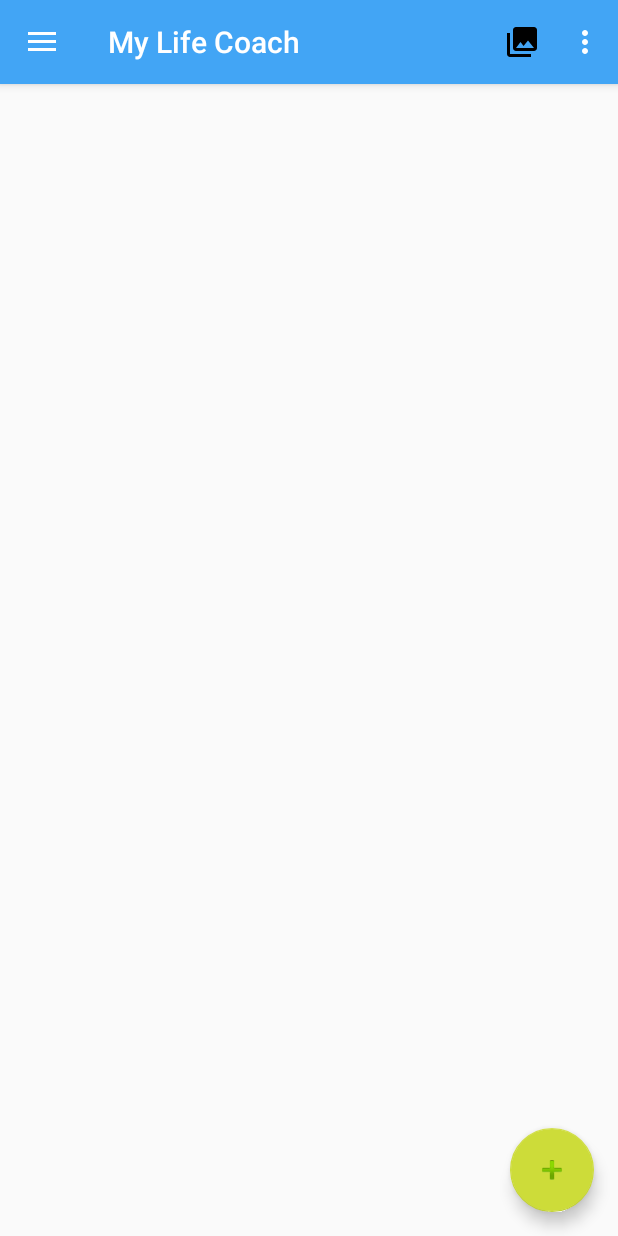
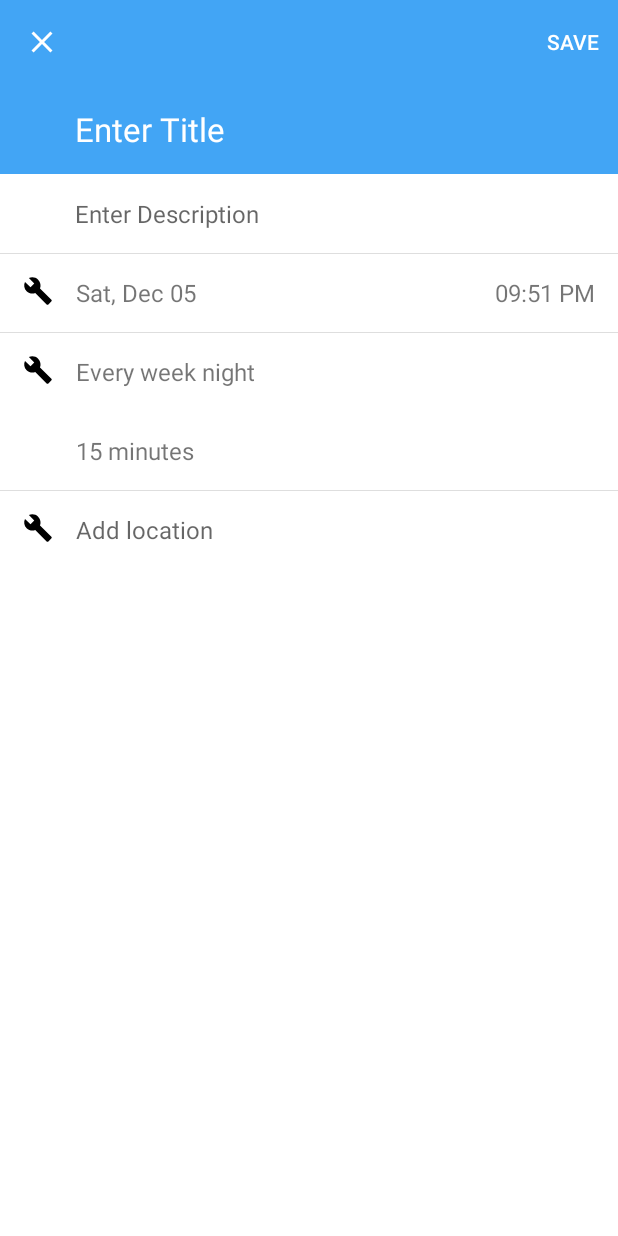
Before and after one commit to kriztho/mylifecoach, an Android app: the screen it shows after launch (MainActivity before the commit, EditGoalActivity after it), after a tap on an icon or button, on a phone screen of 412 x 824 dp. Run offline under Robolectric (Android 15) with nearby library versions, the phone set to English and light mode, and no system bars; our stand-ins replace Room's generated code; libraries missing offline, so code that uses them is left out: android.arch.persistence, com.prolificinteractive.materialcalendarview.

Commit message:
EDITGOAL: Added Activity to create new Goals. VALIDATION: Added validators to Edit Goal. Title is the only nonempty field.

```diff
--- a/app/src/main/AndroidManifest.xml
+++ b/app/src/main/AndroidManifest.xml
@@ -23,6 +23,9 @@
         <activity android:name=".ui.activities.GoalActivity"
             android:label="@string/activity_goal_label" />
 
+        <activity android:name=".ui.activities.EditGoalActivity"
+            android:label="" />
+
     </application>
 
 </manifest>
--- /dev/null
+++ b/app/src/main/java/com/cristhopper/mylifecoach/ui/activities/EditGoalActivity.kt
@@ -0,0 +1,209 @@
+package com.cristhopper.mylifecoach.ui.activities
+
+import android.app.Activity
+import android.app.DatePickerDialog
+import android.app.TimePickerDialog
+import android.os.Bundle
+import android.support.design.widget.Snackbar
+import android.support.v7.app.AppCompatActivity
+import android.view.Menu
+import android.view.MenuItem
+import com.cristhopper.mylifecoach.R
+import com.cristhopper.mylifecoach.data.domain.Goal
+import com.cristhopper.mylifecoach.utils.validation.EditTextPatternValidator
+import com.cristhopper.mylifecoach.utils.validation.EditTextValidator
+import kotlinx.android.synthetic.main.activity_edit_goal.*
+import org.joda.time.DateTime
+import org.joda.time.Period
+import org.joda.time.format.DateTimeFormat
+import org.joda.time.format.PeriodFormat
+import java.util.*
+
+class EditGoalActivity: AppCompatActivity() {
+
+    var mGoal: Goal? = null
+    val fmt = DateTimeFormat.forPattern(TIME_FORMAT)
+    val fmd = DateTimeFormat.forPattern(DATE_FORMAT)
+
+    companion object {
+        @JvmField
+        val KEY_GOAL: String = "key goal"
+
+        @JvmField
+        val DATE_FORMAT = "EEE, MMM dd"
+
+        @JvmField
+        val TIME_FORMAT = "hh:mm aa"
+    }
+
+    override fun onCreate(savedInstanceState: Bundle?) {
+        super.onCreate(savedInstanceState)
+        setContentView(R.layout.activity_edit_goal)
+
+        setupToolbar()
+
+        // Get the variable from the intent
+        mGoal = intent?.getParcelableExtra(KEY_GOAL)
+
+        // Setup UI
+        setupUI()
+
+        // Populate the UI
+        populate(mGoal)
+    }
+
+    override fun onCreateOptionsMenu(menu: Menu?): Boolean {
+
+        // Inflate the menu; this adds items to the action bar if it is present.
+        menuInflater.inflate(R.menu.activity_edit, menu)
+        return true
+    }
+
+    override fun onOptionsItemSelected(item: MenuItem?): Boolean {
+        // Handle action bar item clicks here. The action bar will
+        // automatically handle clicks on the Home/Up button, so long
+        // as you specify a parent activity in AndroidManifest.xml.
+        when (item?.itemId) {
+            R.id.save -> {
+                validate()
+                return true
+            }
+            else -> return super.onOptionsItemSelected(item)
+        }
+    }
+
+    fun setupToolbar() {
+        setSupportActionBar(toolbar)
+        toolbar.setNavigationOnClickListener {
+            onBackPressed()
+        }
+    }
+
+    fun setupUI() {
+
+        setupDatePicker()
+        setupTimePicker()
+    }
+
+    fun setupDatePicker() {
+
+        // Once set, this is what executes
+        val datePickerListener = DatePickerDialog.OnDateSetListener { _, year, month, dayOfMonth ->
+            val newDate = DateTime(year, month, dayOfMonth, 0 , 0, 0)
+            txt_startdate.setText(fmd.print(newDate))
+        }
+
+        // Set the dialog
+        txt_startdate.setOnClickListener { _ ->
+
+            // Either use today or the date set by the goal
+            var date = DateTime.now()
+            mGoal?.let {
+                date = it.getStartDate()
+            }
+
+            // Original values
+            val datePickerDialog = DatePickerDialog(
+                    this,
+                    R.style.DatePickerDialogTheme,
+                    datePickerListener,
+                    date.year,
+                    date.monthOfYear - 1,   //It starts on 0
+                    date.dayOfMonth
+            )
+
+            datePickerDialog.show()
+        }
+    }
+
+    fun setupTimePicker() {
+
+        // Once set, this is what executes
+        val timePickerListener = TimePickerDialog.OnTimeSetListener { _, hourOfDay, minute ->
+            val newDate = DateTime(1, 1, 1, hourOfDay , minute, 0)
+            txt_starttime.setText(fmt.print(newDate))
+        }
+
+        txt_starttime.setOnClickListener { _ ->
+
+            // Either use today or the date set by the goal
+            var date = DateTime.now()
+            mGoal?.let {
+                date = it.getStartDate()
+            }
+
+            val timePickerDialog = TimePickerDialog(
+                    this,
+                    R.style.DatePickerDialogTheme,
+                    timePickerListener,
+                    date.hourOfDay,
+                    date.minuteOfHour,
+                    false
+            )
+
+            timePickerDialog.show()
+        }
+    }
+
+    /**
+     * Populates the UI with the goal if available
+     */
+    fun populate(goal: Goal?) {
+
+        // Name and description
+        edit_title.setText(goal?.name)
+        edit_description.setText(goal?.description)
+
+        // Either use today or the date set by the goal
+        var date = DateTime.now()
+        mGoal?.let {
+            date = it.getStartDate()
+        }
+
+        // Set the start and end times
+        txt_startdate.setText(String.format(Locale.US, "%s", fmd.print(date)))
+        txt_starttime.setText(String.format(Locale.US, "%s", fmt.print(date)))
+
+        // Set the frequency
+        txt_frequency.setText("Every week night")
+
+        // Set the duration
+        goal?.also { goal1 ->
+            val duration = PeriodFormat.getDefault().print(Period(0, 0, goal1.estimatedDuration, 0).normalizedStandard())
+            txt_duration.setText(String.format(Locale.US, "%s", duration))
+        }
+
+        // Location
+        edit_location.setText("")
+    }
+
+    /**
+     * Validates the input
+     */
+    fun validate() {
+
+        val titleValidator = EditTextPatternValidator(
+                edit_title,
+                getString(R.string.editgoal_title_error),
+                null,
+                null,
+                EditTextPatternValidator.ALPHANUMERIC_WHITE_SPACE
+        )
+
+        val errorMessage = EditTextValidator.validate(titleValidator)
+
+        if( errorMessage == null) {
+            save()
+        } else {
+            Snackbar.make(layout, errorMessage, Snackbar.LENGTH_LONG).show()
+        }
+    }
+
+    /**
+     * Updates the goal object and sends it back
+     */
+    fun save() {
+        setResult(Activity.RESULT_OK)
+        finish()
+    }
+}
--- a/app/src/main/java/com/cristhopper/mylifecoach/ui/activities/MainActivity.kt
+++ b/app/src/main/java/com/cristhopper/mylifecoach/ui/activities/MainActivity.kt
@@ -1,5 +1,6 @@
 package com.cristhopper.mylifecoach.ui.activities
 
+import android.content.Intent
 import android.os.Bundle
 import android.support.design.widget.Snackbar
 import android.support.design.widget.NavigationView
@@ -92,7 +93,9 @@ class MainActivity : AppCompatActivity(), NavigationView.OnNavigationItemSelecte
     fun setupFab() {
 
         fab.setOnClickListener { view ->
-
+            // New goal
+            val showGoalIntent = Intent(this, EditGoalActivity::class.java)
+            startActivity(showGoalIntent)
         }
     }
 
--- /dev/null
+++ b/app/src/main/res/drawable/ic_cross_mark.xml
@@ -0,0 +1,9 @@
+<vector xmlns:android="http://schemas.android.com/apk/res/android"
+    android:width="24dp"
+    android:height="24dp"
+    android:viewportWidth="24.0"
+    android:viewportHeight="24.0">
+    <path
+        android:fillColor="#ffffff"
+        android:pathData="M19,6.41L17.59,5 12,10.59 6.41,5 5,6.41 10.59,12 5,17.59 6.41,19 12,13.41 17.59,19 19,17.59 13.41,12z"/>
+</vector>
--- /dev/null
+++ b/app/src/main/res/layout/activity_edit_goal.xml
@@ -0,0 +1,104 @@
+<?xml version="1.0" encoding="utf-8"?>
+<ScrollView xmlns:android="http://schemas.android.com/apk/res/android"
+    android:layout_width="match_parent"
+    android:layout_height="match_parent"
+    android:background="@color/colorBackground"
+    xmlns:app="http://schemas.android.com/apk/res-auto">
+
+    <LinearLayout
+        android:id="@+id/layout"
+        android:layout_width="match_parent"
+        android:layout_height="wrap_content"
+        android:orientation="vertical">
+
+        <android.support.v7.widget.Toolbar
+            android:id="@+id/toolbar"
+            style="@style/ToolbarWithCrossMark"
+            />
+
+        <EditText
+            android:id="@+id/edit_title"
+            android:inputType="text"
+            style="@style/EditFieldHeader"
+            android:paddingStart="50dp"
+            android:paddingEnd="15dp"
+            android:hint="@string/editgoal_title_hint"/>
+
+        <EditText
+            android:id="@+id/edit_description"
+            android:inputType="text"
+            style="@style/EditField"
+            android:paddingStart="50dp"
+            android:paddingEnd="15dp"
+            android:hint="@string/editgoal_description_hint"/>
+
+        <android.support.constraint.ConstraintLayout
+            style="@style/EditSection">
+
+            <ImageView
+                android:id="@+id/img_time"
+                style="@style/EditFieldImage"
+                app:srcCompat="@drawable/ic_menu_manage" />
+
+            <TextView
+                android:id="@+id/txt_startdate"
+                style="@style/EditField"
+                android:layout_width="0dp"
+                app:layout_constraintEnd_toStartOf="@id/txt_starttime"
+                app:layout_constraintStart_toEndOf="@id/img_time" />
+
+            <TextView
+                android:id="@+id/txt_starttime"
+                style="@style/EditField"
+                android:layout_width="wrap_content"
+                app:layout_constraintEnd_toEndOf="parent"
+                app:layout_constraintStart_toEndOf="@id/txt_startdate" />
+
+            <View style="@style/Hairline"/>
+
+        </android.support.constraint.ConstraintLayout>
+
+        <android.support.constraint.ConstraintLayout
+            style="@style/EditSection">
+
+            <ImageView
+                android:id="@+id/img_frequency"
+                style="@style/EditFieldImage"
+                app:srcCompat="@drawable/ic_menu_manage" />
+
+            <TextView
+                android:id="@+id/txt_frequency"
+                style="@style/EditSectionField"
+                android:text="3 sessions per week"
+                app:layout_constraintStart_toEndOf="@+id/img_frequency" />
+
+            <TextView
+                android:id="@+id/txt_duration"
+                style="@style/EditSectionField"
+                android:text="15 minutes"
+                app:layout_constraintTop_toBottomOf="@+id/txt_frequency" />
+
+            <View style="@style/Hairline"/>
+
+        </android.support.constraint.ConstraintLayout>
+
+        <android.support.constraint.ConstraintLayout
+            style="@style/EditSection">
+
+            <ImageView
+                android:id="@+id/img_location"
+                style="@style/EditFieldImage"
+                app:srcCompat="@drawable/ic_menu_manage" />
+
+            <EditText
+                android:id="@+id/edit_location"
+                style="@style/EditSectionField"
+                android:hint="@string/editgoal_location_hint"
+                app:layout_constraintStart_toEndOf="@+id/img_location" />
+
+            <View style="@style/Hairline"/>
+
+        </android.support.constraint.ConstraintLayout>
+    </LinearLayout>
+
+</ScrollView>
--- /dev/null
+++ b/app/src/main/res/menu/activity_edit.xml
@@ -0,0 +1,7 @@
+<?xml version="1.0" encoding="utf-8"?>
+<menu xmlns:android="http://schemas.android.com/apk/res/android"
+    xmlns:app="http://schemas.android.com/apk/res-auto">
+    <item android:id="@+id/save"
+        android:title="@string/editgoal_menu_save"
+        app:showAsAction="always"/>
+</menu>
--- a/app/src/main/res/values/colors.xml
+++ b/app/src/main/res/values/colors.xml
@@ -3,4 +3,8 @@
     <color name="colorPrimary">#42a5f5</color>
     <color name="colorPrimaryDark">#607d8b</color>
     <color name="colorAccent">#cddc39</color>
+    <color name="textColorPrimary">#000</color>
+    <color name="textColorPrimaryDark">#FFF</color>
+    <color name="colorBackground">#FFF</color>
+    <color name="colorHairline">#DEDEDE</color>
 </resources>
--- a/app/src/main/res/values/strings.xml
+++ b/app/src/main/res/values/strings.xml
@@ -12,4 +12,14 @@
     <string name="action_settings">Settings</string>
 
     <string name="activity_goal_label">Goal</string>
+
+    <!-- Edit Goal -->
+    <string name="editgoal_title_hint">Enter Title</string>
+    <string name="editgoal_description_hint">Enter Description</string>
+    <string name="editgoal_location_hint">Add location</string>
+    <string name="editgoal_menu_save">Save</string>
+
+    <!-- Error messages -->
+    <string name="editgoal_title_error">Please enter a valid title.</string>
+
 </resources>
--- a/app/src/main/res/values/styles.xml
+++ b/app/src/main/res/values/styles.xml
@@ -2,6 +2,7 @@
 
     <!-- Base application theme. -->
     <style name="AppTheme" parent="Theme.AppCompat.Light.NoActionBar">
+
         <!-- Customize your theme here. -->
         <item name="colorPrimary">@color/colorPrimary</item>
         <item name="colorPrimaryDark">@color/colorPrimaryDark</item>
@@ -14,16 +15,71 @@
     </style>
 
     <style name="AppTheme.AppBarOverlay" parent="ThemeOverlay.AppCompat.Dark.ActionBar" />
-
-    <style name="AppTheme.PopupOverlay" parent="ThemeOverlay.AppCompat.Light" />
-
+    <style name="AppTheme.PopupOverlay" parent="ThemeOverlay.AppCompat.Dark" />
     <style name="CollapsingTextAppearance" parent="Base.TextAppearance.AppCompat.Widget.ActionBar.Title"/>
     <style name="CollapsingTextAppearance.Inverse" >
         <item name="android:textSize">30sp</item>
     </style>
+    <style name="ToolBarWithNavigationBack">
+        <item name="navigationIcon">@drawable/ic_back_arrow</item>
+    </style>
 
-    <style name="ToolBarWithNavigationBack">
-        <item name="navigationIcon">@drawable/abc_ic_ab_back_material</item>
+    <style name="ToolbarWithCrossMark">
+        <item name="navigationIcon">@drawable/ic_cross_mark</item>
+        <item name="android:layout_width">match_parent</item>
+        <item name="android:layout_height">?attr/actionBarSize</item>
+        <item name="android:background">@color/colorPrimary</item>
+        <item name="android:theme">@style/ToolbarTheme</item>
+    </style>
+
+    <style name="ToolbarTheme" parent="ThemeOverlay.AppCompat.ActionBar">
+        <item name="actionMenuTextColor">@color/textColorPrimaryDark</item>
+        <item name="android:textColorPrimary">@color/textColorPrimaryDark</item>
+    </style>
+
+    <style name="EditField">
+        <item name="android:layout_width">match_parent</item>
+        <item name="android:layout_height">wrap_content</item>
+        <item name="android:padding">15dp</item>
+        <item name="android:background">@color/colorBackground</item>
+        <item name="android:textSize">16sp</item>
+    </style>
+
+    <style name="EditFieldHeader" parent="EditField">
+        <item name="android:background">@color/colorPrimary</item>
+        <item name="android:textColor">@color/textColorPrimaryDark</item>
+        <item name="android:textColorHint">@color/textColorPrimaryDark</item>
+        <item name="android:textSize">22sp</item>
+    </style>
+
+    <style name="EditSectionField" parent="EditField">
+        <item name="android:layout_marginStart">35dp</item>
+        <item name="layout_constraintEnd_toEndOf">parent</item>
+        <item name="layout_constraintStart_toStartOf">parent</item>
+    </style>
+
+    <style name="EditSection">
+        <item name="android:layout_width">match_parent</item>
+        <item name="android:layout_height">wrap_content</item>
+    </style>
+
+    <style name="EditFieldImage">
+        <item name="android:layout_width">20dp</item>
+        <item name="android:layout_height">20dp</item>
+        <item name="android:layout_marginTop">15dp</item>
+        <item name="android:layout_marginStart">15dp</item>
+        <item name="layout_constraintStart_toStartOf">parent</item>
+        <item name="layout_constraintTop_toTopOf">parent</item>
+    </style>
+
+    <style name="Hairline">
+        <item name="android:layout_width">match_parent</item>
+        <item name="android:layout_height">0.5dp</item>
+        <item name="android:background">@color/colorHairline</item>
+    </style>
+
+    <style name="DatePickerDialogTheme" parent="Theme.AppCompat.Light.Dialog">
+        <item name="android:colorAccent">@color/colorPrimary</item>
     </style>
 
 </resources>
```
Also changed, not shown: app/src/main/java/com/cristhopper/mylifecoach/ui/activities/GoalActivity.kt (+35 -9 lines), app/src/main/java/com/cristhopper/mylifecoach/utils/validation/EditTextDateValidator.java (added, +58 -0 lines), app/src/main/java/com/cristhopper/mylifecoach/utils/validation/EditTextEmailValidator.java (added, +29 -0 lines), app/src/main/java/com/cristhopper/mylifecoach/utils/validation/EditTextPatternValidator.java (added, +46 -0 lines), app/src/main/java/com/cristhopper/mylifecoach/utils/validation/EditTextValidator.java (added, +81 -0 lines), app/src/main/res/drawable/ic_back_arrow.xml (added, +9 -0 lines), app/src/main/res/layout/activity_goal.xml (+5 -5 lines).
